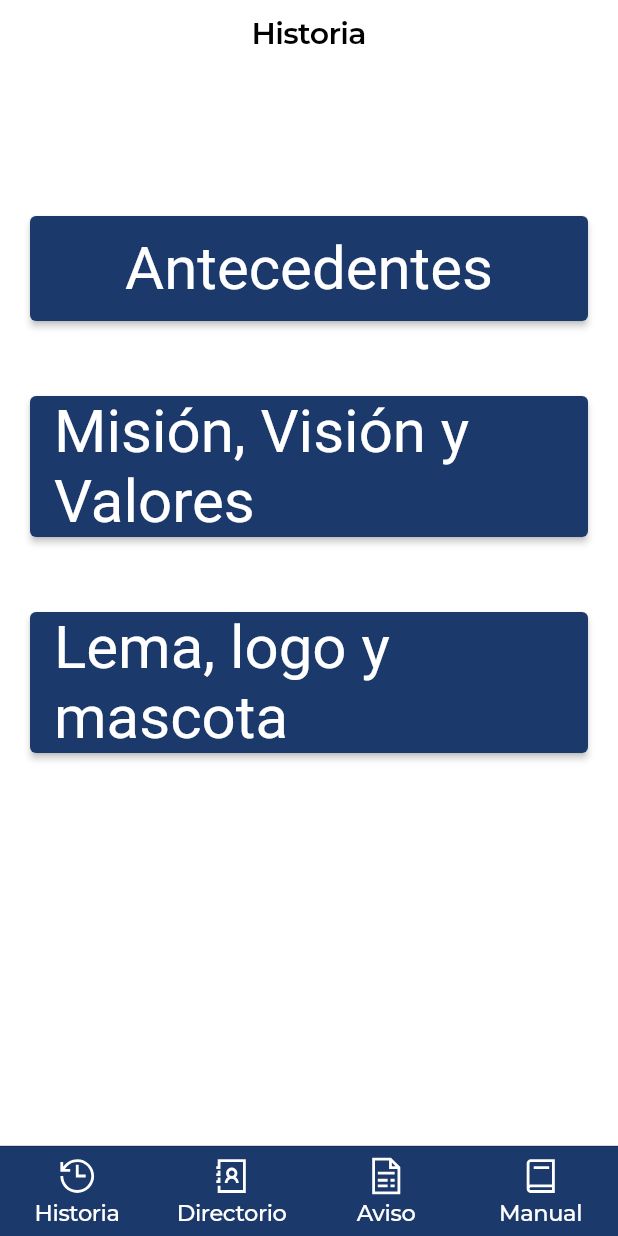
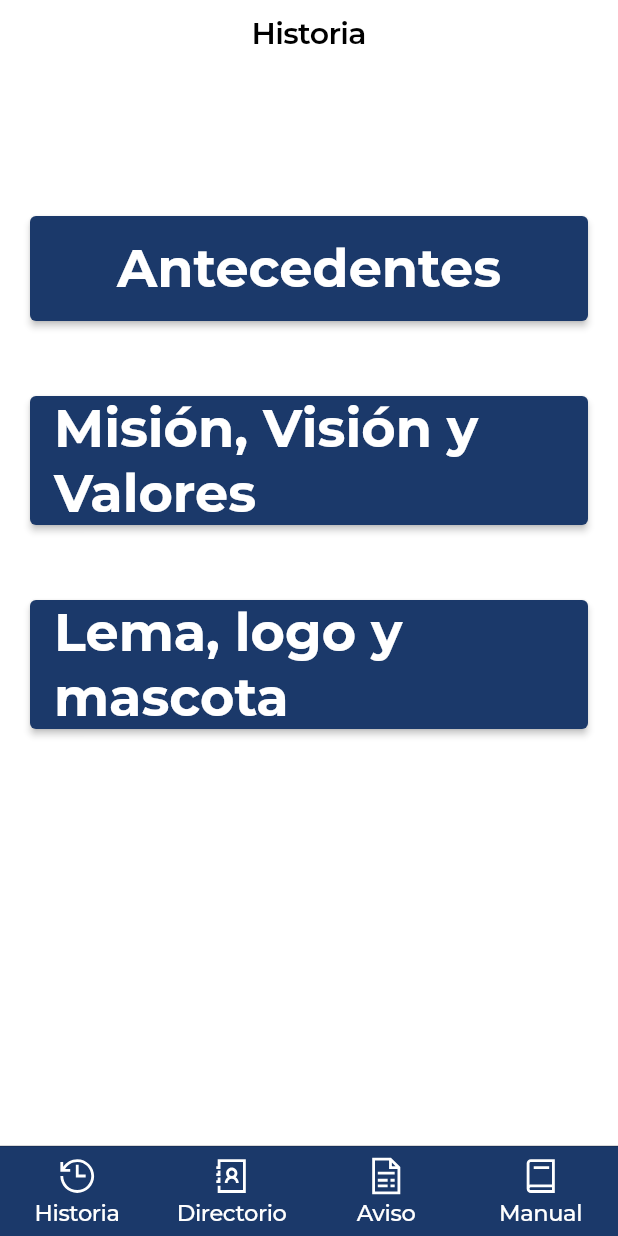
Before and after one commit to itsaizempoaltecatl/app_informativa_ite, a Flutter app: the screen it shows after launch, on a phone screen of 412 x 824 dp. Run offline on Flutter 3.47's test engine with Material 2 defaults, Android fonts, the phone set to English and light mode, and no system bars; our stand-ins replace google_fonts, line_icons; missing offline and left inert: syncfusion_flutter_pdfviewer.

Commit message:
cambio fuente en botones de historia

```diff
--- a/lib/historia/historia_menu.dart
+++ b/lib/historia/historia_menu.dart
@@ -53,7 +53,7 @@ class ButtonMenu extends StatelessWidget {
     return ElevatedButton(
       style: TextButton.styleFrom(
           primary: Colors.white,
-          textStyle: const TextStyle(fontSize: 20),
+          textStyle: textStyleMonserrat(size: 35, fontWeight: FontWeight.bold),
           backgroundColor: const Color(0xFF1b396a),
           minimumSize: const Size(double.infinity, 70)),
       onPressed: () {
@@ -62,7 +62,6 @@ class ButtonMenu extends StatelessWidget {
       },
       child: Text(
         label,
-        style: const TextStyle(fontSize: 40),
       ),
     );
   }
```
